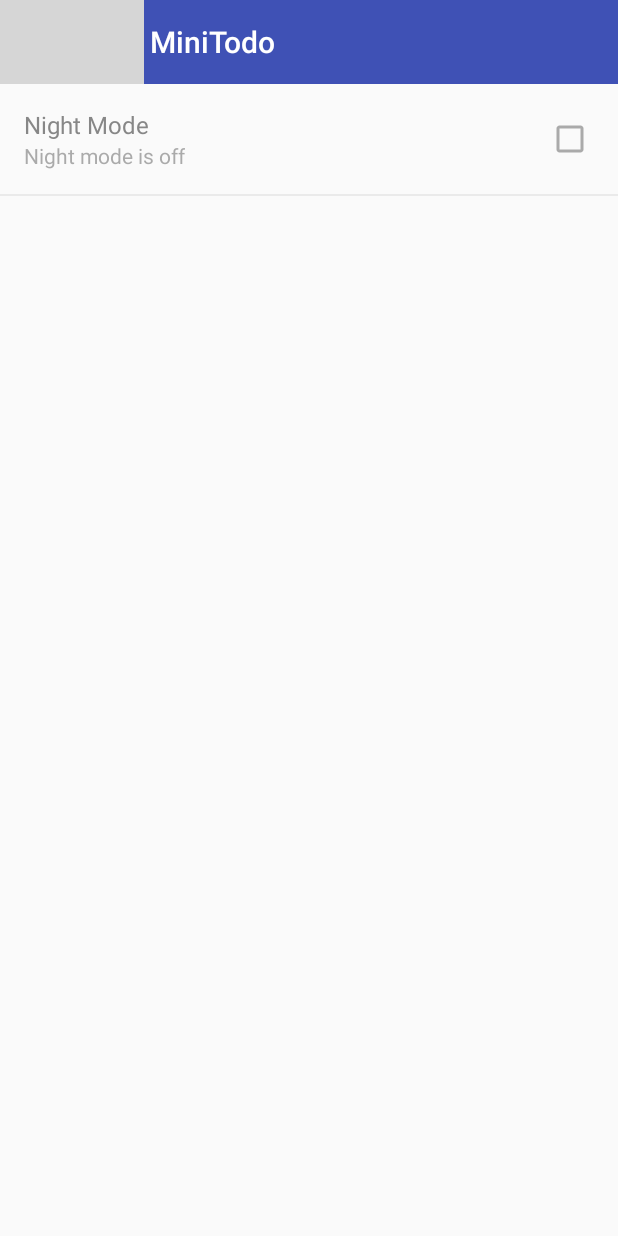
After one commit to HadesHe/MiniTodo, an Android app: the SettingActivity screen opened directly, with no data from a screen before it, on a phone screen of 412 x 824 dp. The commit adds this screen. Run offline under Robolectric (Android 15) with nearby library versions, the phone set to English and light mode, and no system bars; grey boxes are pictures that could not be loaded.

Commit message:
complete all

```diff
--- a/app/src/main/AndroidManifest.xml
+++ b/app/src/main/AndroidManifest.xml
@@ -28,7 +28,8 @@
             android:exported="false" />
 
         <activity android:name=".addtodomodule.AddTodoActivity" />
-        <activity android:name=".aboutmodule.AboutActivity"></activity>
+        <activity android:name=".aboutmodule.AboutActivity" />
+        <activity android:name=".settingmodule.SettingActivity"></activity>
     </application>
 
 </manifest>
--- a/app/src/main/java/com/example/hades/minitodo/mainmodule/MainActivity.java
+++ b/app/src/main/java/com/example/hades/minitodo/mainmodule/MainActivity.java
@@ -29,6 +29,7 @@ import com.example.hades.minitodo.beans.TodoItem;
 import com.example.hades.minitodo.data.StoreRetrieveData;
 import com.example.hades.minitodo.reminder.ReminderActivity;
 import com.example.hades.minitodo.services.TodoNotificationService;
+import com.example.hades.minitodo.settingmodule.SettingActivity;
 import com.example.hades.minitodo.view.CustomRecyclerScrollViewListener;
 import com.example.hades.minitodo.view.RecyclerViewEmptySupport;
 
@@ -309,7 +310,9 @@ public class MainActivity extends AppCompatActivity {
                 startActivity(i);
                 return true;
             case R.id.preferences:
-                // TODO: 2017/5/5 intent to SettingActivity.class
+
+                Intent intent=new Intent(this,SettingActivity.class);
+                startActivity(intent);
                 return true;
             default:
             return super.onOptionsItemSelected(item);
--- /dev/null
+++ b/app/src/main/java/com/example/hades/minitodo/settingmodule/SettingActivity.java
@@ -0,0 +1,59 @@
+package com.example.hades.minitodo.settingmodule;
+
+import android.graphics.Color;
+import android.graphics.PorterDuff;
+import android.graphics.drawable.Drawable;
+import android.app.FragmentManager;
+import android.support.v4.app.NavUtils;
+import android.support.v7.app.AppCompatActivity;
+import android.os.Bundle;
+import android.support.v7.widget.Toolbar;
+import android.view.MenuItem;
+
+import com.example.hades.minitodo.R;
+import com.example.hades.minitodo.mainmodule.MainActivity;
+
+public class SettingActivity extends AppCompatActivity {
+
+    @Override
+    protected void onCreate(Bundle savedInstanceState) {
+
+        String theme = getSharedPreferences(MainActivity.THEME_PREFERENCES, MODE_PRIVATE).getString(MainActivity.THEME_SAVED, MainActivity.LIGHTTHEME);
+        if (theme.equals(MainActivity.LIGHTTHEME)) {
+            setTheme(R.style.CustomStyle_LightTheme);
+        } else {
+            setTheme(R.style.CustomStyle_DarkTheme);
+        }
+        super.onCreate(savedInstanceState);
+        setContentView(R.layout.activity_setting);
+
+        Toolbar toolbar = (Toolbar) findViewById(R.id.toolbar);
+        setSupportActionBar(toolbar);
+
+        final Drawable backArrow = getResources().getDrawable(R.drawable.abc_ic_ab_back_mtrl_am_alpha);
+        if (backArrow != null) {
+            backArrow.setColorFilter(Color.WHITE, PorterDuff.Mode.SRC_ATOP);
+        }
+
+        if (getSupportActionBar() != null) {
+            getSupportActionBar().setDisplayHomeAsUpEnabled(true);
+            getSupportActionBar().setHomeAsUpIndicator(backArrow);
+        }
+
+        FragmentManager fm = getFragmentManager();
+        fm.beginTransaction().replace(R.id.myContent, new SettingFragment()).commit();
+    }
+
+    @Override
+    public boolean onOptionsItemSelected(MenuItem item) {
+        switch (item.getItemId()) {
+            case android.R.id.home:
+                if(NavUtils.getParentActivityName(this)!=null){
+                    NavUtils.navigateUpFromSameTask(this);
+                }
+                return true;
+            default:
+                return super.onOptionsItemSelected(item);
+        }
+    }
+}
--- /dev/null
+++ b/app/src/main/java/com/example/hades/minitodo/settingmodule/SettingFragment.java
@@ -0,0 +1,57 @@
+package com.example.hades.minitodo.settingmodule;
+
+import android.content.Context;
+import android.content.SharedPreferences;
+import android.os.Bundle;
+import android.preference.CheckBoxPreference;
+import android.preference.PreferenceFragment;
+
+import com.example.hades.minitodo.R;
+import com.example.hades.minitodo.beans.PreferenceKeys;
+import com.example.hades.minitodo.mainmodule.MainActivity;
+
+/**
+ * Created by Hades on 2017/5/9.
+ */
+public class SettingFragment extends PreferenceFragment implements SharedPreferences.OnSharedPreferenceChangeListener{
+
+    @Override
+    public void onCreate(Bundle savedInstanceState) {
+        super.onCreate(savedInstanceState);
+        addPreferencesFromResource(R.xml.preferences_layout);
+    }
+
+
+    @Override
+    public void onSharedPreferenceChanged(SharedPreferences sharedPreferences, String key) {
+
+        PreferenceKeys preferenceKeys=new PreferenceKeys(getResources());
+
+        if(key.equals(preferenceKeys.night_mode_pref_key)){
+            SharedPreferences themePreferences=getActivity().getSharedPreferences(MainActivity.THEME_PREFERENCES, Context.MODE_PRIVATE);
+            SharedPreferences.Editor themeEditor=themePreferences.edit();
+            themeEditor.putBoolean(MainActivity.RECREATE_ACTIVITY,true);
+
+            CheckBoxPreference checkBoxPreference= (CheckBoxPreference) findPreference(preferenceKeys.night_mode_pref_key);
+            if(checkBoxPreference.isChecked()){
+                themeEditor.putString(MainActivity.THEME_SAVED,MainActivity.DARKTHEME);
+            }else{
+                themeEditor.putString(MainActivity.THEME_SAVED,MainActivity.LIGHTTHEME);
+            }
+            themeEditor.apply();
+            getActivity().recreate();
+        }
+    }
+
+    @Override
+    public void onResume() {
+        super.onResume();
+        getPreferenceManager().getSharedPreferences().registerOnSharedPreferenceChangeListener(this);
+    }
+
+    @Override
+    public void onPause() {
+        super.onPause();
+        getPreferenceManager().getSharedPreferences().unregisterOnSharedPreferenceChangeListener(this);
+    }
+}
--- /dev/null
+++ b/app/src/main/res/layout/activity_setting.xml
@@ -0,0 +1,24 @@
+<?xml version="1.0" encoding="utf-8"?>
+<RelativeLayout xmlns:android="http://schemas.android.com/apk/res/android"
+    xmlns:tools="http://schemas.android.com/tools"
+    android:layout_width="match_parent"
+    android:layout_height="match_parent"
+    tools:context="com.example.hades.minitodo.settingmodule.SettingActivity">
+
+    <android.support.v7.widget.Toolbar
+        android:layout_width="match_parent"
+        android:layout_height="wrap_content"
+        android:minHeight="?attr/actionBarSize"
+        android:background="?attr/colorPrimary"
+        android:id="@+id/toolbar"
+        ></android.support.v7.widget.Toolbar>
+
+    <LinearLayout
+        android:id="@+id/myContent"
+        android:layout_width="match_parent"
+        android:layout_height="match_parent"
+        android:orientation="vertical"
+        android:layout_below="@+id/toolbar"
+        ></LinearLayout>
+
+</RelativeLayout>
--- a/app/src/main/res/values/strings.xml
+++ b/app/src/main/res/values/strings.xml
@@ -26,5 +26,6 @@
 
     <string name="snooze">Snooze</string>
     <string name="remove">Remove</string>
-    <string name="email_address">avisekhon2@gmail.com</string>
+    <string name="email_address" translatable="false">avisekhon2@gmail.com</string>
+    <string name="night_mode_pref_key" translatable="false">NightModePreference</string>
 </resources>
--- /dev/null
+++ b/app/src/main/res/xml/preferences_layout.xml
@@ -0,0 +1,11 @@
+<?xml version="1.0" encoding="utf-8"?>
+<PreferenceScreen xmlns:android="http://schemas.android.com/apk/res/android">
+
+    <CheckBoxPreference
+        android:title="@string/night_mode"
+        android:summaryOn="@string/night_mode_on_summary"
+        android:summaryOff="@string/night_mode_off_summary"
+        android:defaultValue="false"
+        android:key="@string/night_mode_pref_key"
+        />
+</PreferenceScreen>
```
Also changed, not shown: app/src/main/java/com/example/hades/minitodo/beans/PreferenceKeys.java (added, +17 -0 lines).
